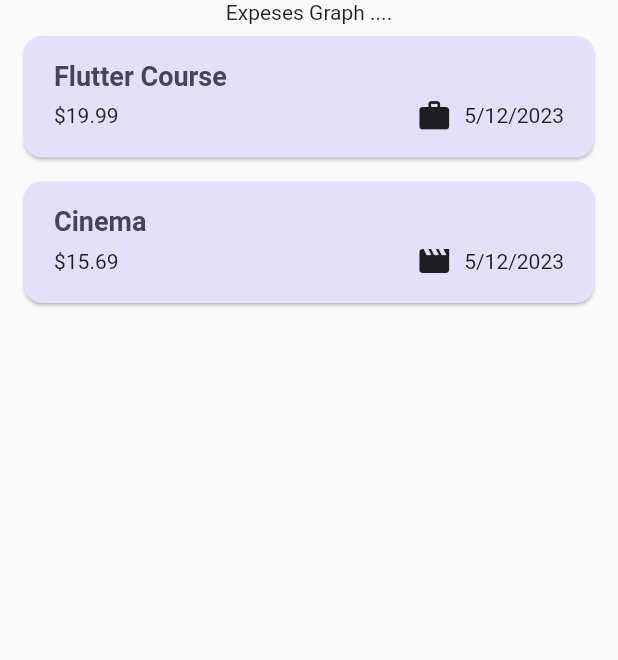
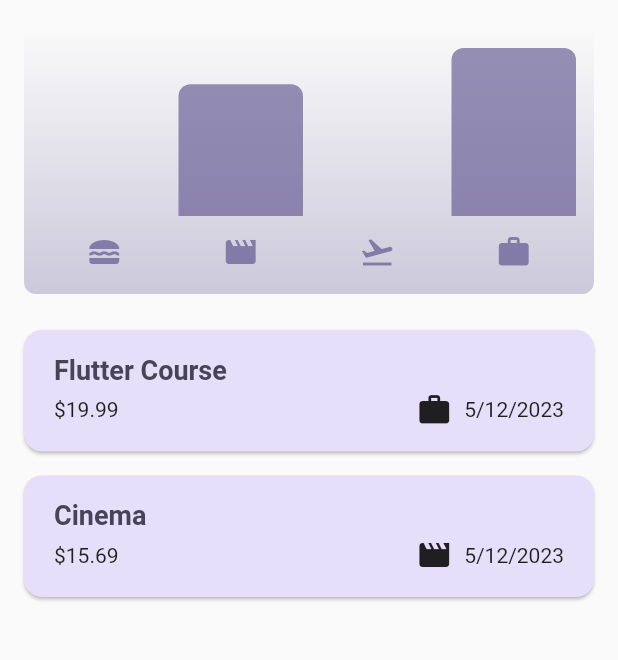
Before and after one commit to Subha-5/Flutter-Expense-Tracker, a Flutter app: the screen it shows after launch, on a phone screen of 412 x 824 dp, the part 84-744 px from its top. Run offline on Flutter 3.47's test engine with Material 2 defaults, Android fonts, the phone set to English and light mode, and no system bars.

Commit message:
adding chart widgets

```diff
--- /dev/null
+++ b/lib/widgets/chart/chart.dart
@@ -0,0 +1,95 @@
+import 'package:flutter/material.dart';
+
+import 'package:expense_tracker/widgets/chart/chart_bar.dart';
+import 'package:expense_tracker/models/expense.dart';
+
+class Chart extends StatelessWidget {
+  const Chart({super.key, required this.expenses});
+
+  final List<Expense> expenses;
+
+  List<ExpenseBucket> get buckets {
+    return [
+      ExpenseBucket.forCategory(expenses, Category.food),
+      ExpenseBucket.forCategory(expenses, Category.leisure),
+      ExpenseBucket.forCategory(expenses, Category.travel),
+      ExpenseBucket.forCategory(expenses, Category.work),
+    ];
+  }
+
+  double get maxTotalExpense {
+    double maxTotalExpense = 0;
+
+    for (final bucket in buckets) {
+      if (bucket.totalExpenses > maxTotalExpense) {
+        maxTotalExpense = bucket.totalExpenses;
+      }
+    }
+
+    return maxTotalExpense;
+  }
+
+  @override
+  Widget build(BuildContext context) {
+    final isDarkMode =
+        MediaQuery.of(context).platformBrightness == Brightness.dark;
+    return Container(
+      margin: const EdgeInsets.all(16),
+      padding: const EdgeInsets.symmetric(
+        vertical: 16,
+        horizontal: 8,
+      ),
+      width: double.infinity,
+      height: 180,
+      decoration: BoxDecoration(
+        borderRadius: BorderRadius.circular(8),
+        gradient: LinearGradient(
+          colors: [
+            Theme.of(context).colorScheme.primary.withOpacity(0.3),
+            Theme.of(context).colorScheme.primary.withOpacity(0.0)
+          ],
+          begin: Alignment.bottomCenter,
+          end: Alignment.topCenter,
+        ),
+      ),
+      child: Column(
+        children: [
+          Expanded(
+            child: Row(
+              crossAxisAlignment: CrossAxisAlignment.end,
+              children: [
+                for (final bucket in buckets) // alternative to map()
+                  ChartBar(
+                    fill: bucket.totalExpenses == 0
+                        ? 0
+                        : bucket.totalExpenses / maxTotalExpense,
+                  )
+              ],
+            ),
+          ),
+          const SizedBox(height: 12),
+          Row(
+            children: buckets
+                .map(
+                  (bucket) => Expanded(
+                    child: Padding(
+                      padding: const EdgeInsets.symmetric(horizontal: 4),
+                      child: Icon(
+                        categoryIcons[bucket.category],
+                        color: isDarkMode
+                            ? Theme.of(context).colorScheme.secondary
+                            : Theme.of(context)
+                                .colorScheme
+                                .primary
+                                .withOpacity(0.7),
+                      ),
+                    ),
+                  ),
+                )
+                .toList(),
+          )
+        ],
+      ),
+    );
+  }
+}
--- /dev/null
+++ b/lib/widgets/chart/chart_bar.dart
@@ -0,0 +1,34 @@
+import 'package:flutter/material.dart';
+
+class ChartBar extends StatelessWidget {
+  const ChartBar({
+    super.key,
+    required this.fill,
+  });
+
+  final double fill;
+
+  @override
+  Widget build(BuildContext context) {
+    final isDarkMode =
+        MediaQuery.of(context).platformBrightness == Brightness.dark;
+    return Expanded(
+      child: Padding(
+        padding: const EdgeInsets.symmetric(horizontal: 4),
+        child: FractionallySizedBox(
+          heightFactor: fill,
+          child: DecoratedBox(
+            decoration: BoxDecoration(
+              shape: BoxShape.rectangle,
+              borderRadius:
+                  const BorderRadius.vertical(top: Radius.circular(8)),
+              color: isDarkMode
+                  ? Theme.of(context).colorScheme.secondary
+                  : Theme.of(context).colorScheme.primary.withOpacity(0.65),
+            ),
+          ),
+        ),
+      ),
+    );
+  }
+}
--- a/lib/widgets/expenses.dart
+++ b/lib/widgets/expenses.dart
@@ -3,6 +3,7 @@ import 'package:flutter/material.dart';
 import 'package:expense_tracker/models/expense.dart';
 import 'package:expense_tracker/widgets/new_expense.dart';
 import 'package:expense_tracker/widgets/expenses_list/expenses_list.dart';
+import 'package:expense_tracker/widgets/chart/chart.dart';
 
 class Expenses extends StatefulWidget {
   const Expenses({super.key});
@@ -92,7 +93,7 @@ class _ExpensesState extends State<Expenses> {
       ),
       body: Column(
         children: [
-          const Text('Expeses Graph ....'), // Todo: Bar Graph
+          Chart(expenses: _registeredExpenses),
           Expanded(
             child: mainContent,
           )
```
